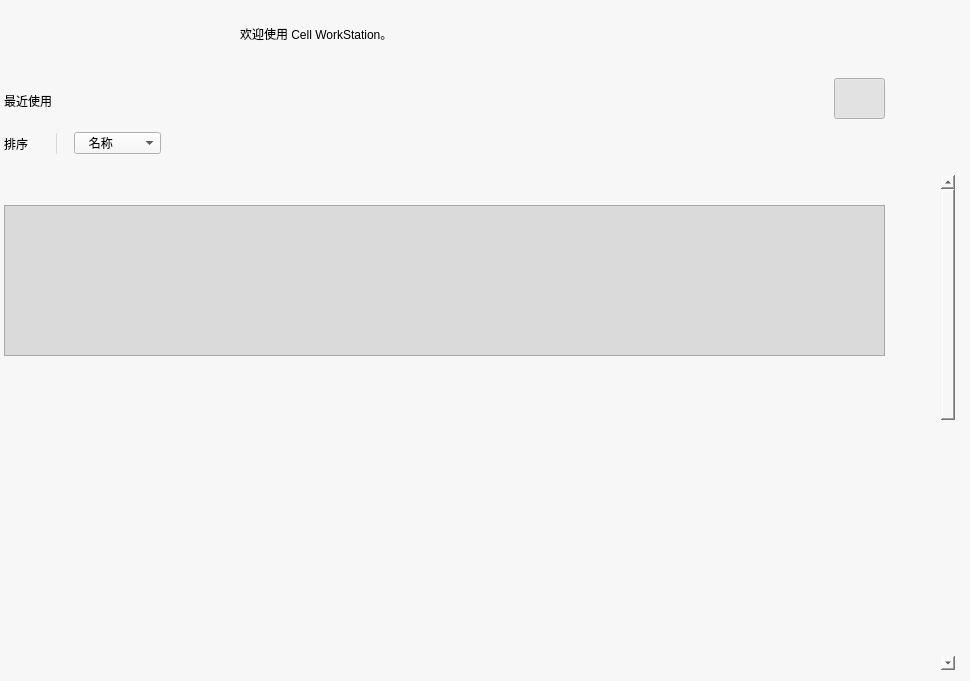
The window that Src/CellUI/Widgets/Forms/LauncherHomepage.ui (elexenon/Cell) describes before a commit, drawn with Qt 5.
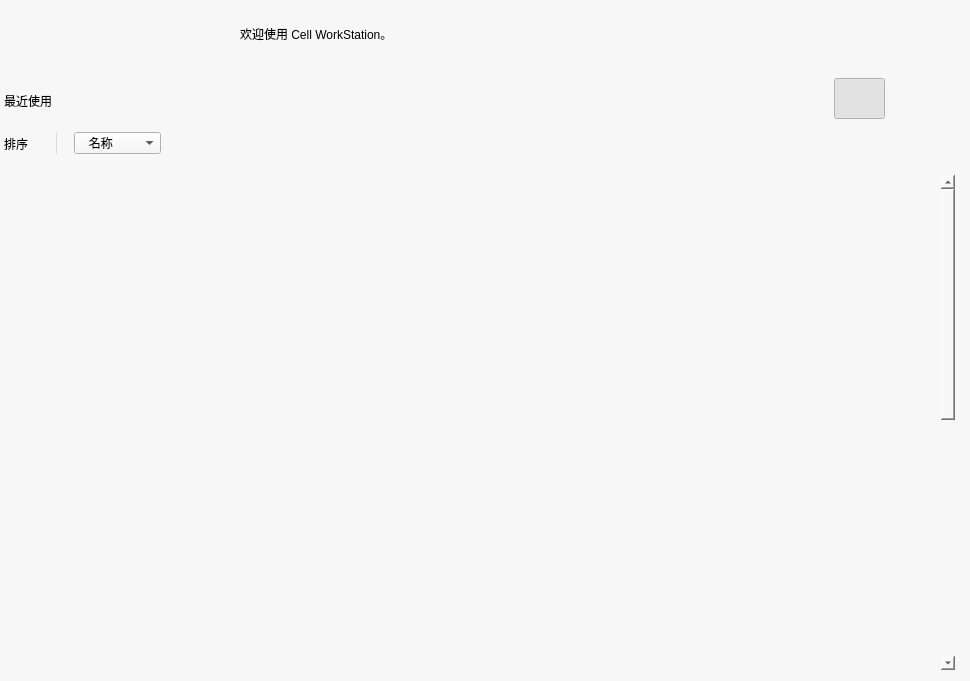
The same window after the commit. Icons and pictures are not drawn.

What changed in the file:
```diff
--- a/Src/CellUI/Widgets/Forms/LauncherHomepage.ui
+++ b/Src/CellUI/Widgets/Forms/LauncherHomepage.ui
@@ -149,6 +149,18 @@
      <height>495</height>
     </rect>
    </property>
+   <property name="sizePolicy">
+    <sizepolicy hsizetype="Minimum" vsizetype="Expanding">
+     <horstretch>0</horstretch>
+     <verstretch>0</verstretch>
+    </sizepolicy>
+   </property>
+   <property name="minimumSize">
+    <size>
+     <width>900</width>
+     <height>0</height>
+    </size>
+   </property>
    <property name="frameShape">
     <enum>QFrame::NoFrame</enum>
    </property>
@@ -176,25 +188,6 @@
       <height>1000</height>
      </size>
     </property>
-    <widget class="QFrame" name="frame">
-     <property name="geometry">
-      <rect>
-       <x>0</x>
-       <y>30</y>
-       <width>881</width>
-       <height>151</height>
-      </rect>
-     </property>
-     <property name="styleSheet">
-      <string notr="true">background-color: rgb(218, 218, 218);</string>
-     </property>
-     <property name="frameShape">
-      <enum>QFrame::StyledPanel</enum>
-     </property>
-     <property name="frameShadow">
-      <enum>QFrame::Raised</enum>
-     </property>
-    </widget>
    </widget>
   </widget>
   <widget class="QLabel" name="label_welcome">
```
